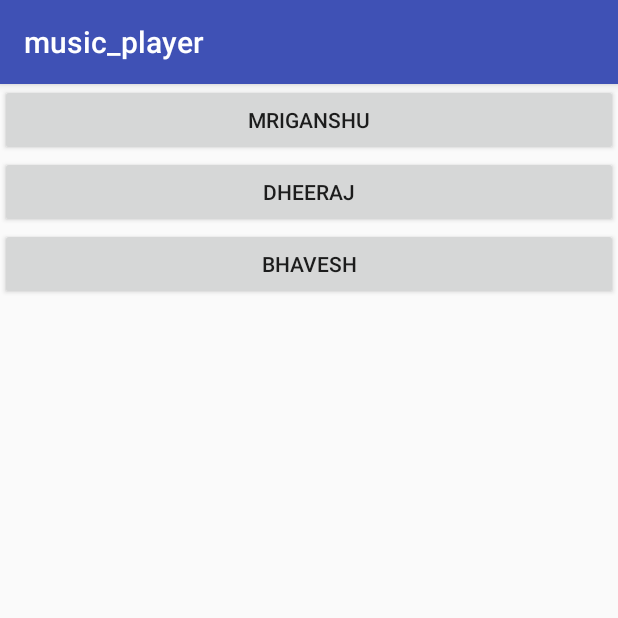
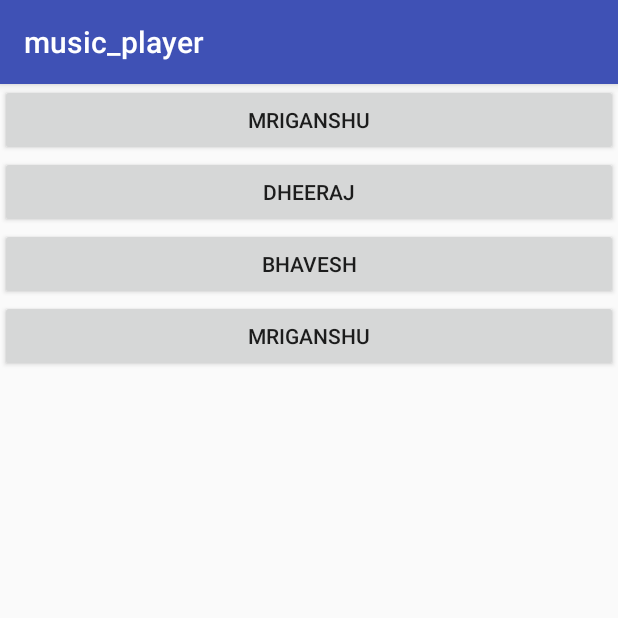
Before and after one commit to DheerajMandal/Music_player, an Android app: the screen it shows after launch (MainActivity), on a phone screen of 412 x 824 dp, the top half of it. Run offline under Robolectric (Android 15) with nearby library versions, the phone set to English and light mode, and no system bars.

Commit message:
hi just started

```diff
--- a/app/src/main/res/layout/activity_main.xml
+++ b/app/src/main/res/layout/activity_main.xml
@@ -23,5 +23,11 @@
         android:text="Bhavesh"
         android:layout_width="match_parent"
         android:layout_height="wrap_content" />
+    <Button
+        android:id="@+id/b4"
+        android:layout_below="@id/b3"
+        android:text="Mriganshu"
+        android:layout_width="match_parent"
+        android:layout_height="wrap_content" />
 
 </RelativeLayout>
```
